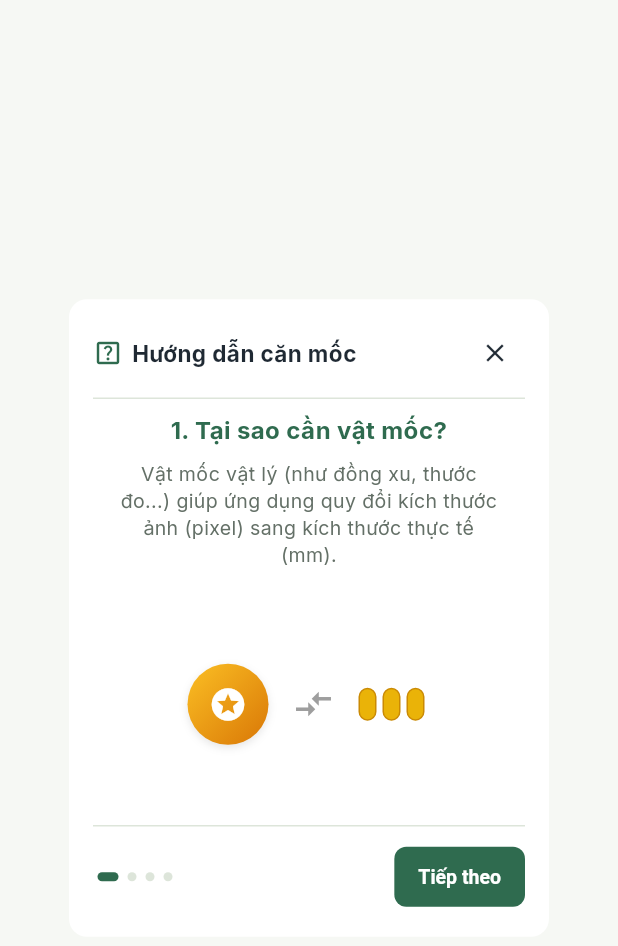
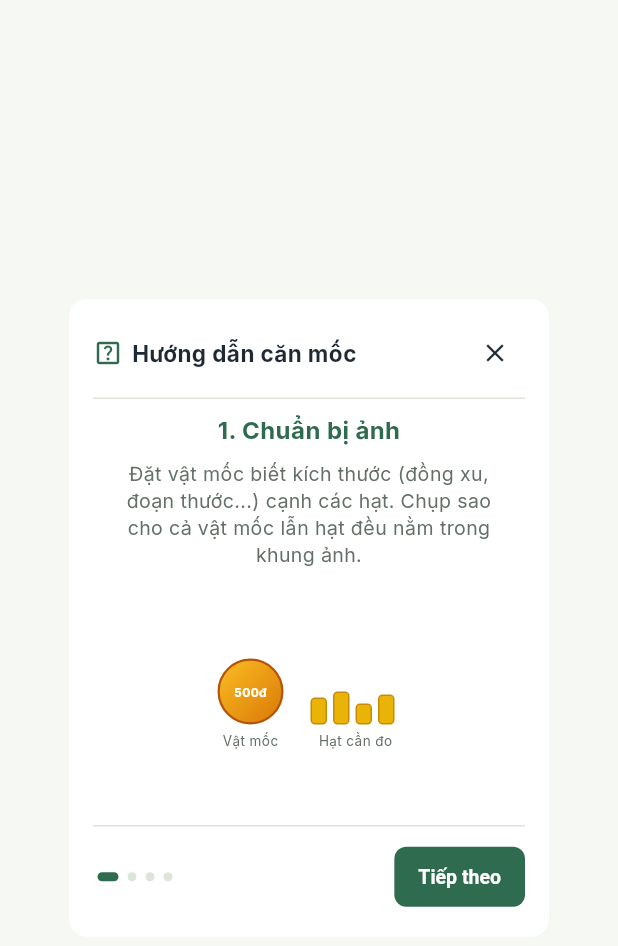
Before and after one commit to vanduongcs/seed, a Flutter app: the _CalibrationGuideDialog widget shown alone on an empty page, opened directly, on a phone screen of 412 x 824 dp. Shown: the top 946 px of the screen. Run offline on Flutter 3.47's test engine with Material 3 defaults, Android fonts, the phone set to English and light mode, and no system bars; our stand-ins replace connectivity_plus, dio, flutter_riverpod, flutter_secure_storage, go_router, google_fonts and 2 more; missing offline and left inert: flutter_onnxruntime; accounts and stored records are empty.

Commit message:
fix: rewrite calibration guide dialogs for web (mouse) and mobile (touch) with clearer diagrams and accurate descriptions

```diff
--- a/mobile/lib/features/dashboard/screens/dashboard_screen.dart
+++ b/mobile/lib/features/dashboard/screens/dashboard_screen.dart
@@ -1467,6 +1467,26 @@ double _asDouble(dynamic value) {
   return double.tryParse(value?.toString() ?? '') ?? 0;
 }
 
+class _MiniArrowButton extends StatelessWidget {
+  final IconData icon;
+  const _MiniArrowButton({required this.icon});
+
+  @override
+  Widget build(BuildContext context) {
+    return Container(
+      margin: const EdgeInsets.all(2),
+      width: 24,
+      height: 24,
+      decoration: BoxDecoration(
+        color: const Color(0xFFF3F4F6),
+        borderRadius: BorderRadius.circular(5),
+        border: Border.all(color: AppTheme.border),
+      ),
+      child: Icon(icon, size: 14, color: AppTheme.textPrimary),
+    );
+  }
+}
+
 class _GuideSlide extends StatelessWidget {
   final String title;
   final String description;
@@ -1581,87 +1601,115 @@ class _CalibrationGuideDialogState extends State<_CalibrationGuideDialog> {
                 onPageChanged: (page) => setState(() => _currentPage = page),
                 children: [
                   _GuideSlide(
-                    title: '1. Tại sao cần vật mốc?',
+                    title: '1. Chuẩn bị ảnh',
                     description:
-                        'Vật mốc vật lý (như đồng xu, thước đo...) giúp ứng dụng quy đổi kích thước ảnh (pixel) sang kích thước thực tế (mm).',
+                        'Đặt vật mốc biết kích thước (đồng xu, đoạn thước...) cạnh các hạt. Chụp sao cho cả vật mốc lẫn hạt đều nằm trong khung ảnh.',
                     diagram: Row(
                       mainAxisAlignment: MainAxisAlignment.center,
+                      crossAxisAlignment: CrossAxisAlignment.end,
+                      children: [
+                        // Đồng xu
+                        Column(
+                          mainAxisSize: MainAxisSize.min,
                           children: [
                             Container(
-                          width: 54,
-                          height: 54,
+                              width: 44,
+                              height: 44,
                               decoration: BoxDecoration(
                                 shape: BoxShape.circle,
                                 gradient: const LinearGradient(
-                              colors: [Color(0xFFFBBF24), Color(0xFFD97706)],
+                                  colors: [
+                                    Color(0xFFFBBF24),
+                                    Color(0xFFD97706)
+                                  ],
                                   begin: Alignment.topLeft,
                                   end: Alignment.bottomRight,
                                 ),
-                            boxShadow: [
-                              BoxShadow(
-                                color: Colors.black.withValues(alpha: 0.1),
-                                blurRadius: 4,
-                                offset: const Offset(0, 2),
-                              )
-                            ],
+                                border: Border.all(
+                                    color: const Color(0xFFB45309), width: 1.5),
                               ),
                               child: const Center(
-                            child: Icon(Icons.stars,
-                                color: Colors.white, size: 26),
-                          ),
-                        ),
-                        const SizedBox(width: 16),
-                        const Icon(Icons.compare_arrows,
-                            color: Colors.grey, size: 28),
-                        const SizedBox(width: 16),
+                                child: Text('500đ',
+                                    style: TextStyle(
+                                        fontSize: 8,
+                                        color: Colors.white,
+                                        fontWeight: FontWeight.bold)),
+                              ),
+                            ),
+                            const SizedBox(height: 4),
+                            const Text('Vật mốc',
+                                style: TextStyle(
+                                    fontSize: 9,
+                                    color: AppTheme.textSecondary)),
+                          ],
+                        ),
+                        const SizedBox(width: 18),
+                        // Các hạt
+                        Column(
+                          mainAxisSize: MainAxisSize.min,
+                          children: [
                             Row(
                               mainAxisSize: MainAxisSize.min,
-                          children: List.generate(
-                            3,
-                            (index) => Padding(
+                              crossAxisAlignment: CrossAxisAlignment.end,
+                              children: [
+                                for (final h in [18, 22, 14, 20])
+                                  Padding(
                                     padding: const EdgeInsets.only(right: 4),
                                     child: Container(
-                                width: 12,
-                                height: 22,
+                                      width: 11,
+                                      height: h.toDouble(),
                                       decoration: BoxDecoration(
                                         color: const Color(0xFFEAB308),
-                                  borderRadius: BorderRadius.circular(6),
+                                        borderRadius: BorderRadius.circular(3),
                                         border: Border.all(
-                                      color: const Color(0xFFCA8A04), width: 1),
-                                ),
-                              ),
-                            ),
-                          ),
+                                            color: const Color(0xFFCA8A04),
+                                            width: 1),
+                                      ),
+                                    ),
+                                  ),
+                              ],
+                            ),
+                            const SizedBox(height: 4),
+                            const Text('Hạt cần đo',
+                                style: TextStyle(
+                                    fontSize: 9,
+                                    color: AppTheme.textSecondary)),
+                          ],
                         ),
                       ],
                     ),
                   ),
                   _GuideSlide(
-                    title: '2. Cách vẽ đường mốc',
+                    title: '2. Chạm để đặt đoạn đo',
                     description:
-                        'Chạm bất kỳ điểm nào trên vật mốc trong ảnh để tạo đường đo. Sau đó, kéo đầu A hoặc đầu B để căn chỉnh khớp chiều dài.',
-                    diagram: Stack(
-                      alignment: Alignment.center,
-                      children: [
-                        Container(
-                          width: 180,
+                        'Chạm bất kỳ vị trí nào trên vật mốc trong ảnh — đoạn A–B tự xuất hiện. Kéo chốt A hoặc B để khớp hai mép vật mốc.',
+                    diagram: SizedBox(
+                      width: 200,
                       height: 100,
+                      child: Stack(
+                        children: [
+                          // Nền ảnh giả
+                          Positioned.fill(
+                            child: Container(
                               decoration: BoxDecoration(
                                 color: const Color(0xFFF3F4F6),
                                 borderRadius: BorderRadius.circular(8),
-                            border: Border.all(color: const Color(0xFFE5E7EB)),
-                          ),
-                          child: Stack(
-                            children: [
-                              Center(
+                                border:
+                                    Border.all(color: const Color(0xFFE5E7EB)),
+                              ),
+                            ),
+                          ),
+                          // Vật mốc
+                          Positioned(
+                            left: 20,
+                            top: 30,
                             child: Container(
-                                  width: 110,
-                                  height: 32,
+                              width: 160,
+                              height: 30,
                               decoration: BoxDecoration(
                                 color: Colors.grey.shade300,
                                 borderRadius: BorderRadius.circular(4),
-                                    border:
-                                        Border.all(color: Colors.grey.shade400),
+                                border: Border.all(color: Colors.grey.shade400),
                               ),
                               child: const Center(
                                 child: Text('Vật mốc',
@@ -1672,18 +1720,47 @@ class _CalibrationGuideDialogState extends State<_CalibrationGuideDialog> {
                               ),
                             ),
                           ),
+                          // Đường đo
                           Positioned(
-                                left: 45,
-                                top: 50,
+                            left: 22,
+                            top: 44,
                             child: Container(
-                                  width: 90,
+                                width: 156,
                                 height: 2,
+                                color: const Color(0xFF2563EB)),
+                          ),
+                          // Chốt A
+                          Positioned(
+                            left: 14,
+                            top: 37,
+                            child: Container(
+                              width: 16,
+                              height: 16,
+                              decoration: BoxDecoration(
                                 color: const Color(0xFF2563EB),
-                                ),
-                              ),
+                                shape: BoxShape.circle,
+                                boxShadow: [
+                                  BoxShadow(
+                                    color: const Color(0xFF2563EB)
+                                        .withValues(alpha: 0.3),
+                                    blurRadius: 6,
+                                    spreadRadius: 2,
+                                  )
+                                ],
+                              ),
+                              child: const Center(
+                                child: Text('A',
+                                    style: TextStyle(
+                                        fontSize: 9,
+                                        color: Colors.white,
+                                        fontWeight: FontWeight.bold)),
+                              ),
+                            ),
+                          ),
+                          // Chốt B
                           Positioned(
-                                left: 38,
-                                top: 43,
+                            right: 14,
+                            top: 37,
                             child: Container(
                               width: 16,
                               height: 16,
@@ -1692,25 +1769,6 @@ class _CalibrationGuideDialogState extends State<_CalibrationGuideDialog> {
                                 shape: BoxShape.circle,
                               ),
                               child: const Center(
-                                    child: Text('A',
-                                        style: TextStyle(
-                                            fontSize: 9,
-                                            color: Colors.white,
-                                            fontWeight: FontWeight.bold)),
-                                  ),
-                                ),
-                              ),
-                              Positioned(
-                                right: 38,
-                                top: 43,
-                                child: Container(
-                                  width: 16,
-                                  height: 16,
-                                  decoration: const BoxDecoration(
-                                    color: Color(0xFF2563EB),
-                                    shape: BoxShape.circle,
-                                  ),
-                                  child: const Center(
                                 child: Text('B',
                                     style: TextStyle(
                                         fontSize: 9,
@@ -1719,57 +1777,76 @@ class _CalibrationGuideDialogState extends State<_CalibrationGuideDialog> {
                               ),
                             ),
                           ),
-                            ],
-                          ),
-                        ),
+                          // Icon ngón tay chạm
                           const Positioned(
-                          right: 25,
-                          bottom: 10,
+                            right: 8,
+                            bottom: 6,
                             child: Icon(Icons.touch_app,
-                              size: 26, color: AppTheme.primary),
-                        ),
-                      ],
+                                size: 22, color: AppTheme.primary),
+                          ),
+                        ],
+                      ),
                     ),
                   ),
                   _GuideSlide(
-                    title: '3. Kính lúp căn chỉnh',
+                    title: '3. Kính lúp & tinh chỉnh',
                     description:
-                        'Khi kéo các chốt A và B, hãy quan sát ô Kính lúp cố định ở góc trên bên phải để căn các chốt khớp hoàn hảo với mép vật mốc.',
+                        'Khi kéo chốt A hoặc B, ô kính lúp phóng to vùng đang chỉnh. Dùng nút mũi tên ← → ↑ ↓ để dịch chuyển 1 pixel cho đến khi khớp mép.',
                     diagram: Row(
                       mainAxisAlignment: MainAxisAlignment.center,
                       children: [
+                        // Kính lúp
                         Container(
-                          width: 64,
-                          height: 64,
+                          width: 70,
+                          height: 70,
                           decoration: BoxDecoration(
                             color: Colors.white,
                             borderRadius: BorderRadius.circular(6),
                             border:
                                 Border.all(color: AppTheme.primary, width: 2),
+                            boxShadow: [
+                              BoxShadow(
+                                color: AppTheme.primary.withValues(alpha: 0.15),
+                                blurRadius: 6,
+                                spreadRadius: 1,
+                              )
+                            ],
                           ),
                           child: Stack(
                             children: [
-                              Center(
-                                child: Container(
-                                  width: 48,
-                                  height: 48,
-                                  decoration: BoxDecoration(
-                                    color: Colors.grey.shade300,
-                                    shape: BoxShape.circle,
-                                  ),
-                                ),
-                              ),
+                              // Ảnh giả phóng to
+                              Positioned.fill(
+                                child: ClipRRect(
+                                  borderRadius: BorderRadius.circular(5),
+                                  child: Container(color: Colors.grey.shade200),
+                                ),
+                              ),
+                              // Đường đo trong kính lúp
+                              const Positioned(
+                                left: 10,
+                                right: 10,
+                                top: 34,
+                                child: SizedBox(
+                                    height: 2,
+                                    child:
+                                        ColoredBox(color: Color(0xFF2563EB))),
+                              ),
+                              // Crosshair
                               const Center(
                                 child: Icon(Icons.add,
-                                    color: Colors.red, size: 20),
-                              ),
+                                    color: Colors.red, size: 18),
+                              ),
+                              // Nhãn A
                               Positioned(
-                                top: 2,
-                                left: 2,
+                                top: 3,
+                                left: 3,
                                 child: Container(
-                                  color: AppTheme.primary,
                                   padding: const EdgeInsets.symmetric(
                                       horizontal: 3, vertical: 1),
+                                  decoration: BoxDecoration(
+                                    color: AppTheme.primary,
+                                    borderRadius: BorderRadius.circular(3),
+                                  ),
                                   child: const Text('A',
                                       style: TextStyle(
                                           color: Colors.white,
@@ -1780,68 +1857,100 @@ class _CalibrationGuideDialogState extends State<_CalibrationGuideDialog> {
                             ],
                           ),
                         ),
-                        const SizedBox(width: 12),
-                        const Icon(Icons.arrow_forward, color: Colors.grey),
-                        const SizedBox(width: 12),
+                        const SizedBox(width: 14),
+                                                // Nút mũi tên
+                                                const Column(
+                                                  mainAxisSize: MainAxisSize.min,
+                                                  children: [
+                                                    _MiniArrowButton(icon: Icons.arrow_upward),
+                                                    Row(
+                                                      mainAxisSize: MainAxisSize.min,
+                                                      children: [
+                                                        _MiniArrowButton(icon: Icons.arrow_back),
+                                                        SizedBox(width: 4),
+                                                        _MiniArrowButton(icon: Icons.arrow_forward),
+                                                      ],
+                                                    ),
+                                                    _MiniArrowButton(icon: Icons.arrow_downward),
+                                                    SizedBox(height: 2),
+                                                    Text('1 px/lần',
+                                                        style: TextStyle(
+                                                            fontSize: 8,
+                                                            color: AppTheme.textSecondary)),
+                          ],
+                        ),
+                      ],
+                    ),
+                  ),
+                  _GuideSlide(
+                    title: '4. Nhập kích thước thực (mm)',
+                    description:
+                        'Nhập đúng chiều dài thực tế của vật mốc vào ô "Vật mốc (mm)". Hệ thống tự tính tỷ lệ và quy đổi kích thước hạt sang mm.',
+                    diagram: Column(
+                      mainAxisSize: MainAxisSize.min,
+                      children: [
                         Container(
-                          width: 64,
-                          height: 64,
-                          decoration: BoxDecoration(
-                            color: const Color(0xFFF3F4F6),
-                            borderRadius: BorderRadius.circular(6),
-                            border: Border.all(color: Colors.grey.shade300),
-                          ),
-                          child: const Center(
-                            child: Icon(Icons.zoom_in,
-                                size: 30, color: AppTheme.primary),
-                          ),
-                        ),
-                      ],
-                    ),
-                  ),
-                  _GuideSlide(
-                    title: '4. Nhập số đo thực tế',
-                    description:
-                        'Sau khi căn chỉnh đường đo khớp với vật mốc trên ảnh, hãy nhập độ dài thực tế của vật mốc đó bằng mm vào ô "Vật mốc (mm)".',
-                    diagram: Container(
-                      width: 190,
+                          width: 200,
                           padding: const EdgeInsets.symmetric(
-                          horizontal: 10, vertical: 8),
+                              horizontal: 12, vertical: 10),
                           decoration: BoxDecoration(
                             color: Colors.white,
-                        borderRadius: BorderRadius.circular(6),
-                        border: Border.all(color: AppTheme.primary, width: 1.5),
+                            borderRadius: BorderRadius.circular(8),
+                            border:
+                                Border.all(color: AppTheme.primary, width: 1.5),
                             boxShadow: [
                               BoxShadow(
                                 color: Colors.black.withValues(alpha: 0.05),
                                 blurRadius: 4,
                                 offset: const Offset(0, 2),
-                          ),
-                        ],
-                      ),
-                      child: Row(
-                        children: [
-                          const Icon(Icons.edit,
+                              )
+                            ],
+                          ),
+                                                    child: const Row(
+                            children: [
+                              Icon(Icons.edit,
                                   size: 14, color: AppTheme.primary),
-                          const SizedBox(width: 6),
-                          const Expanded(
-                            child: Text(
-                              'Vật mốc (mm): 20.0',
+                              SizedBox(width: 6),
+                              Text(
+                                'Vật mốc (mm):',
                                 style: TextStyle(
                                     fontSize: 11, fontWeight: FontWeight.w600),
                               ),
-                          ),
+                              SizedBox(width: 4),
+                              Text(
+                                '20',
+                                style: TextStyle(
+                                    fontSize: 13,
+                                    fontWeight: FontWeight.bold,
+                                    color: AppTheme.primary),
+                              ),
+                            ],
+                          ),
+                        ),
+                        const SizedBox(height: 8),
                         Container(
-                            padding: const EdgeInsets.all(2),
-                            decoration: const BoxDecoration(
-                              color: Colors.green,
-                              shape: BoxShape.circle,
-                            ),
-                            child: const Icon(Icons.check,
-                                size: 8, color: Colors.white),
-                          ),
-                        ],
-                      ),
+                          padding: const EdgeInsets.symmetric(
+                              horizontal: 10, vertical: 6),
+                          decoration: BoxDecoration(
+                            color: const Color(0xFFF0FDF4),
+                            borderRadius: BorderRadius.circular(6),
+                            border: Border.all(color: const Color(0xFF86EFAC)),
+                          ),
+                          child: const Row(
+                            mainAxisSize: MainAxisSize.min,
+                            children: [
+                              Icon(Icons.check_circle_outline,
+                                  size: 13, color: Colors.green),
+                              SizedBox(width: 5),
+                              Text(
+                                'Hệ thống tự tính tỷ lệ mm/px',
+                                style: TextStyle(
+                                    fontSize: 10, color: Colors.green),
+                              ),
+                            ],
+                          ),
+                        ),
+                      ],
                     ),
                   ),
                 ],
```
Also changed, not shown: 1 other file. Lines whose indentation alone changed are shown as unchanged.
